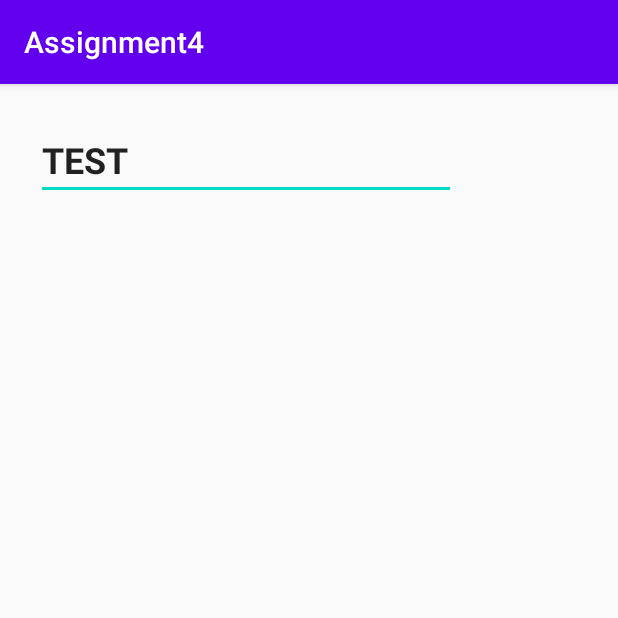
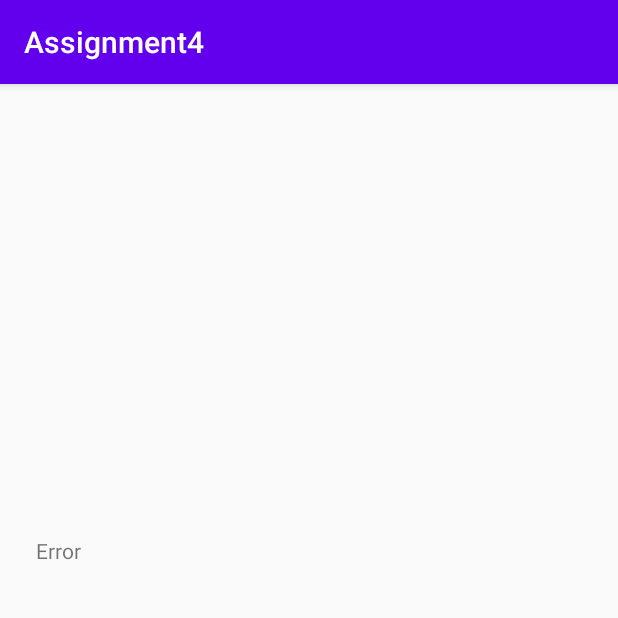
Before and after one commit to thapaking051/Assignment4, an Android app: the RecipePage screen opened directly, with no data from a screen before it, on a phone screen of 412 x 824 dp, the top half of it. Run offline under Robolectric (Android 15) with nearby library versions, the phone set to English and light mode, and no system bars.

Commit message:
more changes

```diff
--- a/app/build.gradle
+++ b/app/build.gradle
@@ -10,7 +10,7 @@ android {
         targetSdkVersion 30
         versionCode 1
         versionName "1.0"
-
+        vectorDrawables.useSupportLibrary = true
         testInstrumentationRunner "androidx.test.runner.AndroidJUnitRunner"
     }
 
--- a/app/src/main/java/com/example/assignment4/MainActivity.java
+++ b/app/src/main/java/com/example/assignment4/MainActivity.java
@@ -17,9 +17,9 @@ public class MainActivity extends AppCompatActivity {
         super.onCreate(savedInstanceState);
         setContentView(R.layout.activity_main);
 
-        for (int i = 0; i < 20; i++) {
-            rList.addLast("Word " + i);
-        }
+        rList.addLast("Cake");
+        rList.addLast("Chicken");
+        rList.addLast("Beef");
 
         // Create recycler view.
         recyclerView = findViewById(R.id.recycleView);
--- a/app/src/main/java/com/example/assignment4/RecipePage.java
+++ b/app/src/main/java/com/example/assignment4/RecipePage.java
@@ -3,10 +3,40 @@ import androidx.appcompat.app.AppCompatActivity;
 
 import android.os.Bundle;
 import android.view.View;
+import android.widget.TextView;
 
 public class RecipePage extends AppCompatActivity{
     protected void onCreate(Bundle savedInstanceState) {
         super.onCreate(savedInstanceState);
         setContentView(R.layout.recipe_page);
+
+        getExtras();
+    }
+    private void getExtras(){
+        if(getIntent().hasExtra("foodName")){
+            setText(getIntent().getStringExtra("foodName"));
+        }
+        else{
+            setText("Error");
+        }
+    }
+    private void setText(String s){
+        final TextView textView =findViewById(R.id.fullRecipe);
+        switch (s){
+            case "Error":
+                textView.setText(getString(R.string.error));
+                break;
+            case "Cake":
+                textView.setText(getString(R.string.cake));
+                break;
+            case "Chicken":
+                textView.setText(getString(R.string.chicken));
+                break;
+            case "Beef":
+                textView.setText(getString(R.string.beef));
+                break;
+            default:
+                textView.setText("Error");
+        }
     }
 }
--- a/app/src/main/res/layout/activity_main.xml
+++ b/app/src/main/res/layout/activity_main.xml
@@ -9,5 +9,7 @@
     <androidx.recyclerview.widget.RecyclerView
         android:id="@+id/recycleView"
         android:layout_width="match_parent"
-        android:layout_height="match_parent" />
+        android:layout_height="match_parent"
+        app:layout_constraintStart_toStartOf="parent"
+        app:layout_constraintTop_toTopOf="parent" />
 </androidx.constraintlayout.widget.ConstraintLayout>
--- a/app/src/main/res/layout/recipe_page.xml
+++ b/app/src/main/res/layout/recipe_page.xml
@@ -6,18 +6,30 @@
     android:layout_width="match_parent"
     android:layout_height="match_parent">
 
-    <EditText
-        android:id="@+id/recipeTitle"
-        style="@style/title"
-        android:layout_width="wrap_content"
-        android:layout_height="wrap_content"
+    <ImageView
+        android:id="@+id/imageView"
+        android:layout_width="300dp"
+        android:layout_height="218dp"
+        android:layout_marginStart="48dp"
+        android:layout_marginLeft="48dp"
+        android:layout_marginTop="27dp"
+        android:contentDescription="@string/foodImage"
+        app:layout_constraintStart_toStartOf="parent"
+        app:layout_constraintTop_toTopOf="parent"
+        tools:srcCompat="@drawable/ic_launcher_foreground" />
+
+    <TextView
+        android:id="@+id/fullRecipe"
+        android:layout_width="359dp"
+        android:layout_height="413dp"
         android:layout_marginStart="24dp"
         android:layout_marginLeft="24dp"
-        android:layout_marginTop="24dp"
+        android:layout_marginTop="56dp"
         android:ems="10"
         android:gravity="start|top"
-        android:inputType="textMultiLine"
-        android:text="TEST"
+        android:inputType="none"
         app:layout_constraintStart_toStartOf="parent"
-        app:layout_constraintTop_toTopOf="parent" />
+        app:layout_constraintTop_toBottomOf="@+id/imageView"
+        android:autofillHints="" />
+
 </androidx.constraintlayout.widget.ConstraintLayout>
--- a/app/src/main/res/values/strings.xml
+++ b/app/src/main/res/values/strings.xml
@@ -2,4 +2,10 @@
     <string name="app_name">Assignment4</string>
     <string name="test">TEST 2</string>
     <string name="recipe">Recipe</string>
+    <string name="error">Error</string>
+    <string name="cake">Cake is good</string>
+    <string name="chicken">Chicken is good</string>
+    <string name="beef">Beef is good</string>
+    <string name="foodImage">Food</string>
+    <string name="textview">TextView</string>
 </resources>
--- a/app/src/main/res/values/styles.xml
+++ b/app/src/main/res/values/styles.xml
@@ -9,7 +9,7 @@
 
     <style name="title">
         <item name="android:layout_width">match_parent</item>
-        <item name="android:layout_height">wrap_content</item>
+        <item name="android:layout_height">match_parent</item>
         <item name="android:textSize">24sp</item>
         <item name="android:textStyle">bold</item>
     </style>
```
Also changed, not shown: app/src/main/java/com/example/assignment4/RecipeAdapter.java (+7 -5 lines), app/src/main/res/layout/recipelist_item.xml (+22 -1 lines).
